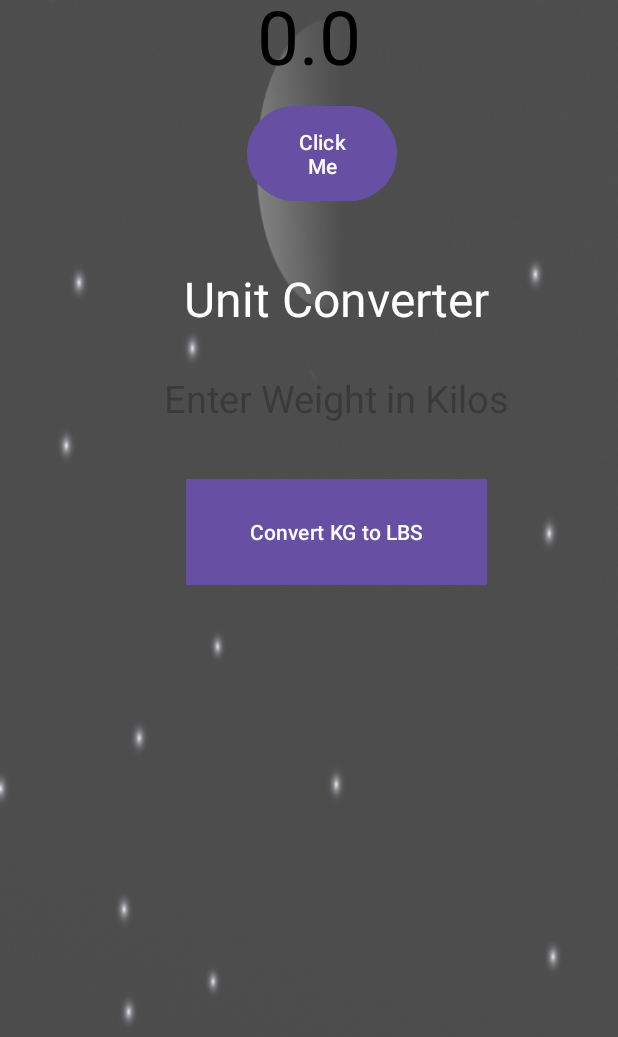
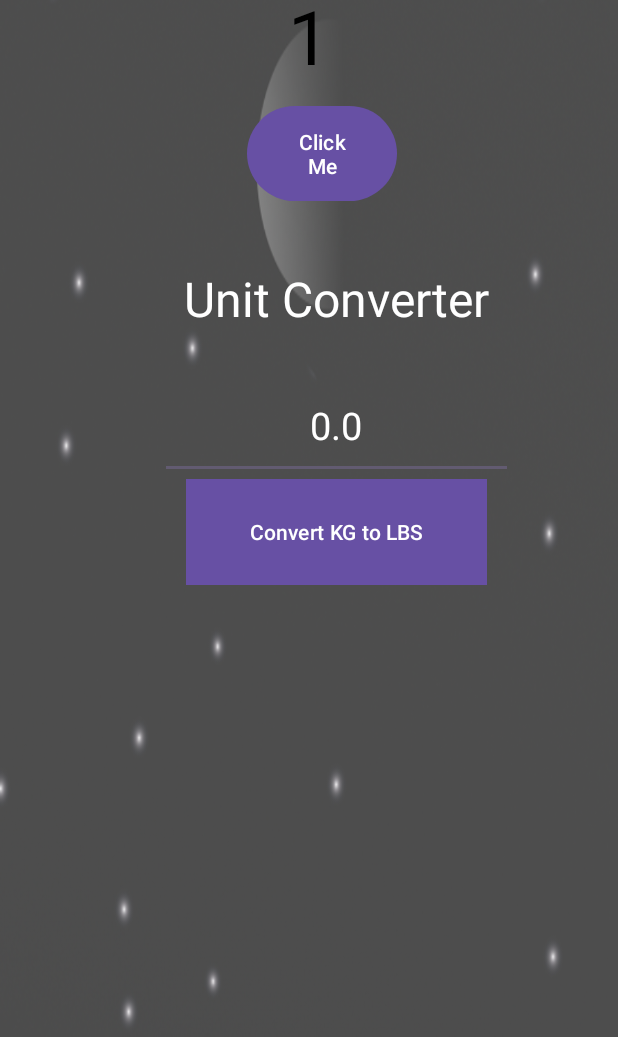
Before and after one commit to calebmortensen/CounterApp, an Android app: the screen it shows after launch (MainActivity), after a tap on "Convert KG to LBS", on a phone screen of 412 x 824 dp, the part 199-1236 px from its top. Run offline under Robolectric (Android 15) with nearby library versions, the phone set to English and light mode, and no system bars; 1 statement that could not run was skipped; 1 other tap on this screen came first.

Commit message:
Added EditText View in layout
Was not able to input text and output was in the wrong view

```diff
--- a/app/src/main/java/com/example/counterapp/MainActivity.java
+++ b/app/src/main/java/com/example/counterapp/MainActivity.java
@@ -3,6 +3,7 @@ package com.example.counterapp;
 import android.os.Bundle;
 import android.view.View;
 import android.widget.Button;
+import android.widget.EditText;
 import android.widget.TextView;
 
 import androidx.activity.EdgeToEdge;
@@ -13,7 +14,8 @@ import androidx.core.view.WindowInsetsCompat;
 
 public class MainActivity extends AppCompatActivity {
 
-    TextView textView, counter_text, convertertext, unitconverter_text;
+    EditText convertertext;
+    TextView textView, counter_text, unitconverter_text;
     Button btn, btn_converter;
     int counter = 0;
 
@@ -59,7 +61,7 @@ public class MainActivity extends AppCompatActivity {
             double pounds = makeConversion(kilos);
 
             //Display the conversion result
-                textView.setText("" + pounds);
+                convertertext.setText("" + pounds);
 
             }
         });
--- a/app/src/main/res/layout/activity_main.xml
+++ b/app/src/main/res/layout/activity_main.xml
@@ -66,13 +66,13 @@
         app:layout_constraintEnd_toEndOf="parent"
         app:layout_constraintTop_toBottomOf="@+id/btn" />
 
-    <TextView
+    <EditText
         android:id="@+id/convertertext"
         android:layout_width="0dp"
         android:layout_height="0dp"
         android:layout_marginStart="16dp"
         android:layout_marginEnd="16dp"
-        android:hint="Enter Weight in Kilos"
+        android:hint="Enter Kilos"
         android:textAlignment="center"
         android:textColor="@color/design_default_color_on_primary"
         android:textSize="25dp"
```
